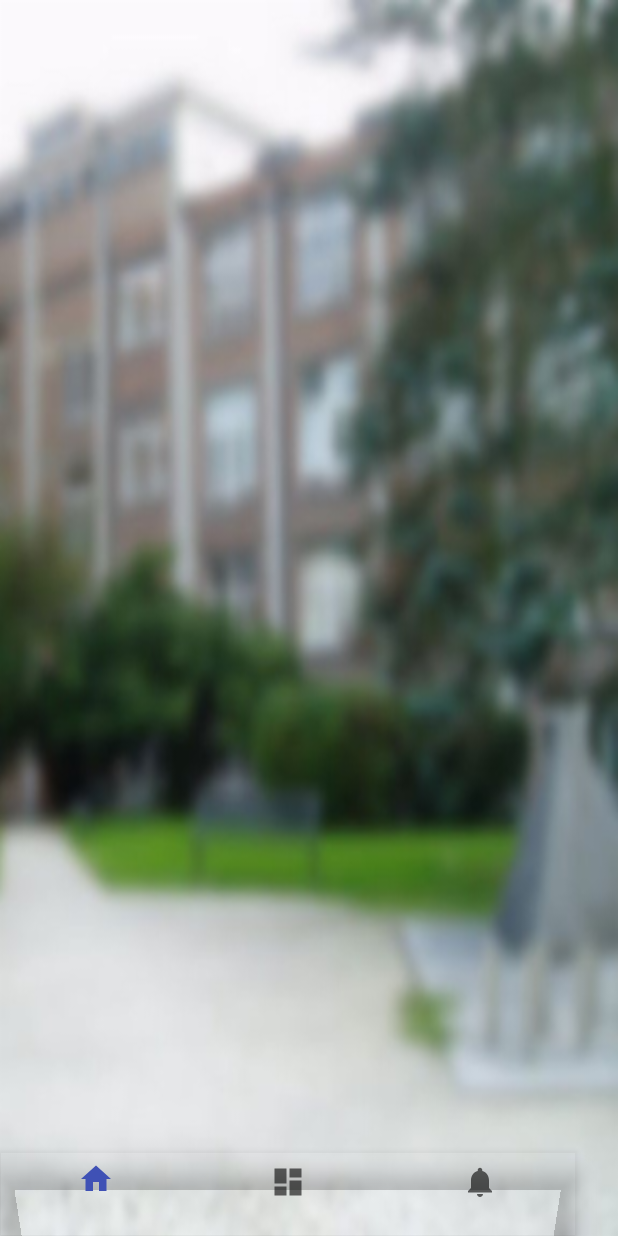
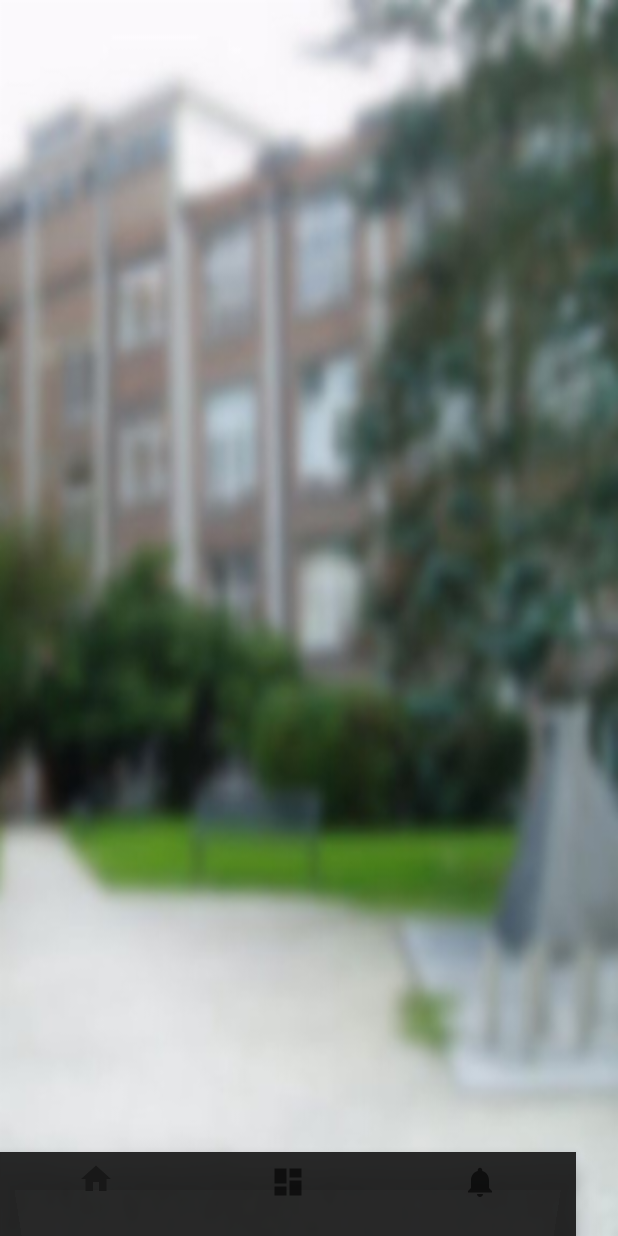
Before and after one commit to NIapps-Developpement/ApplicationCP, an Android app: the screen it shows after launch (MainActivity), on a phone screen of 412 x 824 dp. Run offline under Robolectric (Android 15) with nearby library versions, the phone set to English and light mode, and no system bars; our stand-ins replace Firebase (no records; nobody signed in at launch, a user with empty details on screens opened directly).

Commit message:
Push accueil 1

```diff
--- a/app/src/main/res/drawable/ic_dashboard_black_24dp.xml
+++ b/app/src/main/res/drawable/ic_dashboard_black_24dp.xml
@@ -4,6 +4,6 @@
     android:viewportHeight="24.0"
     android:viewportWidth="24.0">
     <path
-        android:fillColor="#FF000000"
+        android:fillColor="#FFFFFF"
         android:pathData="M3,13h8L11,3L3,3v10zM3,21h8v-6L3,15v6zM13,21h8L21,11h-8v10zM13,3v6h8L21,3h-8z" />
 </vector>
--- a/app/src/main/res/drawable/ic_home_black_24dp.xml
+++ b/app/src/main/res/drawable/ic_home_black_24dp.xml
@@ -4,6 +4,6 @@
     android:viewportHeight="24.0"
     android:viewportWidth="24.0">
     <path
-        android:fillColor="#FF000000"
+        android:fillColor="#FFFFFF"
         android:pathData="M10,20v-6h4v6h5v-8h3L12,3 2,12h3v8z" />
 </vector>
--- a/app/src/main/res/drawable/ic_notifications_black_24dp.xml
+++ b/app/src/main/res/drawable/ic_notifications_black_24dp.xml
@@ -4,6 +4,6 @@
     android:viewportHeight="24.0"
     android:viewportWidth="24.0">
     <path
-        android:fillColor="#FF000000"
+        android:fillColor="#FFFFFF"
         android:pathData="M12,22c1.1,0 2,-0.9 2,-2h-4c0,1.1 0.89,2 2,2zM18,16v-5c0,-3.07 -1.64,-5.64 -4.5,-6.32L13.5,4c0,-0.83 -0.67,-1.5 -1.5,-1.5s-1.5,0.67 -1.5,1.5v0.68C7.63,5.36 6,7.92 6,11v5l-2,2v1h16v-1l-2,-2z" />
 </vector>
--- a/app/src/main/res/layout/activity_main.xml
+++ b/app/src/main/res/layout/activity_main.xml
@@ -24,7 +24,7 @@
         android:id="@+id/navigation"
         android:layout_width="384dp"
         android:layout_height="wrap_content"
-        android:background="@android:color/transparent"
+        android:background="#eb181818"
         app:menu="@menu/navigation"
         tools:layout_editor_absoluteY="455dp"
         android:layout_alignParentBottom="true"/>
--- a/app/src/main/res/values/colors.xml
+++ b/app/src/main/res/values/colors.xml
@@ -1,6 +1,6 @@
 <?xml version="1.0" encoding="utf-8"?>
 <resources>
-    <color name="colorPrimary">#3F51B5</color>
-    <color name="colorPrimaryDark">#303F9F</color>
+    <color name="colorPrimary">#181818</color>
+    <color name="colorPrimaryDark">#181818</color>
     <color name="colorAccent">#FF4081</color>
 </resources>
```
